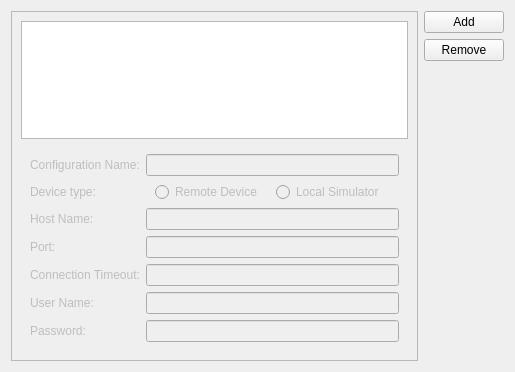
Old version of the form src/plugins/qt4projectmanager/qt-maemo/maemosettingswidget.ui in the repository qt-creator/qt-creator.
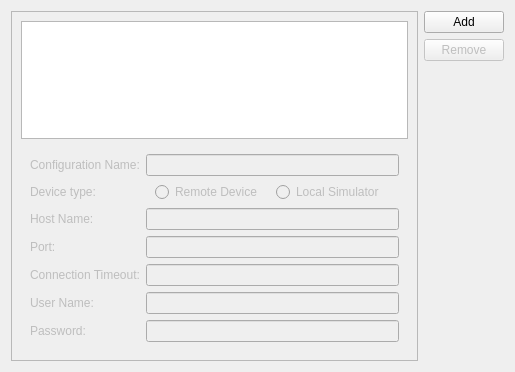
New version of the form.

```diff
--- a/src/plugins/qt4projectmanager/qt-maemo/maemosettingswidget.ui
+++ b/src/plugins/qt4projectmanager/qt-maemo/maemosettingswidget.ui
@@ -146,6 +146,9 @@
      </item>
      <item>
       <widget class="QPushButton" name="removeConfigButton">
+       <property name="enabled">
+        <bool>false</bool>
+       </property>
        <property name="text">
         <string>Remove</string>
        </property>
```
Left out of the diff: 191 changed lines with no effect on the pictures.
